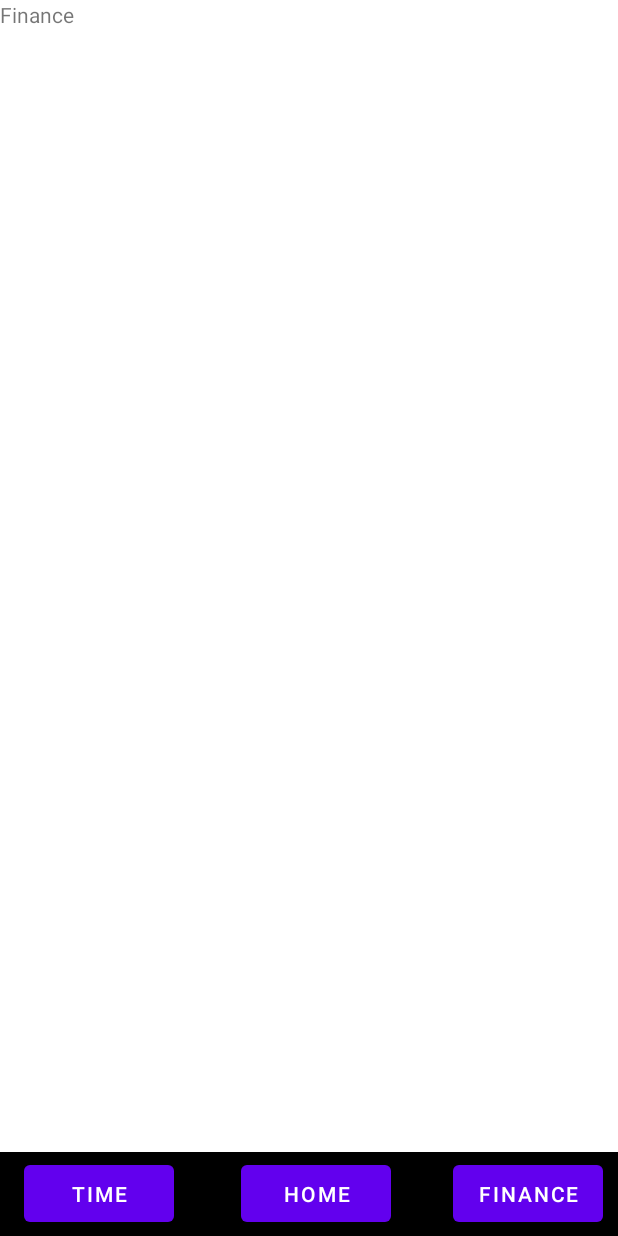
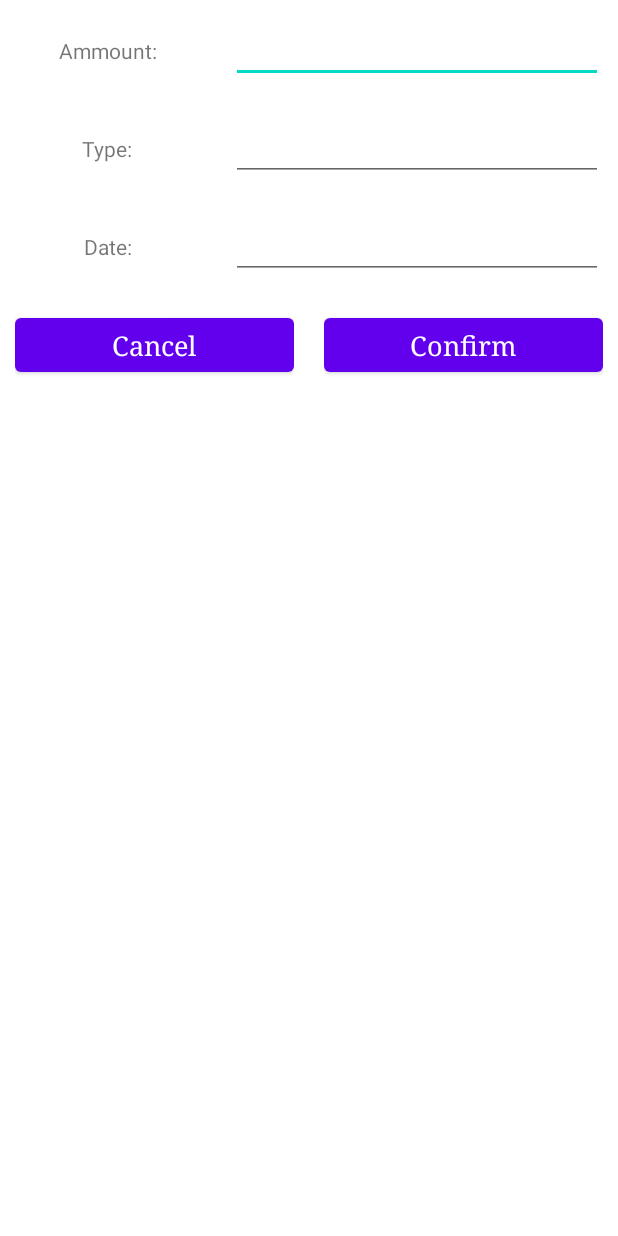
Before and after one commit to IshmamF/time-is-money, an Android app: the TimeActivity screen opened directly, with no data from a screen before it, after a tap on "FINANCE", on a phone screen of 412 x 824 dp. Run offline under Robolectric (Android 15) with nearby library versions, the phone set to English and light mode, and no system bars; 2 statements that could not run were skipped; 3 other taps on this screen came first.

Commit message:
amazing listview

```diff
--- a/moneyTimeApp/app/src/main/AndroidManifest.xml
+++ b/moneyTimeApp/app/src/main/AndroidManifest.xml
@@ -22,6 +22,7 @@
         <activity android:name=".TimeActivity"/>
         <activity android:name=".FinanceActivity"/>
         <activity android:name=".HourActivity"/>
+        <activity android:name=".UserInputActivity"/>
 
     </application>
 
--- a/moneyTimeApp/app/src/main/java/com/example/moneytimeapp/FinanceActivity.java
+++ b/moneyTimeApp/app/src/main/java/com/example/moneytimeapp/FinanceActivity.java
@@ -3,21 +3,29 @@ package com.example.moneytimeapp;
 import android.content.Intent;
 import android.os.Bundle;
 import android.view.View;
-
+import android.widget.TextView;
+import android.widget.Button;
 import androidx.annotation.Nullable;
 import androidx.appcompat.app.AppCompatActivity;
 
-import com.example.moneytimeapp.databinding.FinanceActivityLayoutBinding;
+import com.example.moneytimeapp.databinding.MainActivityLayoutBinding;
+import com.google.android.material.navigation.NavigationView;
 
-public class FinanceActivity extends AppCompatActivity {
-    FinanceActivityLayoutBinding binding;
+public class FinanceActivity extends AppCompatActivity implements View.OnClickListener {
+
+    MainActivityLayoutBinding binding;
+    private TextView textView;
+    private Button button;
 
     @Override
     protected void onCreate(@Nullable Bundle savedInstanceState) {
         super.onCreate(savedInstanceState);
-        binding = FinanceActivityLayoutBinding.inflate(getLayoutInflater());
-        setContentView(binding.getRoot());
+        setContentView(R.layout.custom_layout_for_insertdata);
 
+        textView = findViewById(R.id.amt_val);
+        button = findViewById(R.id.btnCancel);
+
+        button.setOnClickListener(this);
         binding.timePage.setOnClickListener(this::switchPage);
         binding.homePage.setOnClickListener(this::switchPage);
     }
@@ -33,4 +41,14 @@ public class FinanceActivity extends AppCompatActivity {
         }
         startActivity(intent);
     }
+
+    @Override
+    public void onClick(View v) {
+        if (v.getId() == R.id.btnConfirm) {
+            textView.setText("Your information is saved.");
+        } else if (v.getId() == R.id.btnCancel) {
+            textView.setText("The draft is canceled");
+        }
+    }
+
 }
--- a/moneyTimeApp/app/src/main/java/com/example/moneytimeapp/HourAdapter.java
+++ b/moneyTimeApp/app/src/main/java/com/example/moneytimeapp/HourAdapter.java
@@ -1,20 +1,30 @@
 package com.example.moneytimeapp;
 
+import android.app.Activity;
 import android.content.Context;
+import android.content.Intent;
 import android.view.LayoutInflater;
 import android.view.View;
 import android.view.ViewGroup;
 import android.widget.ArrayAdapter;
+import android.widget.Button;
 import android.widget.TextView;
 import androidx.annotation.NonNull;
+
+import java.util.ArrayList;
 import java.util.List;
 import com.example.moneytimeapp.model.HourInfo;
 
 public class HourAdapter extends ArrayAdapter<HourInfo> {
+    private final ArrayList<HourInfo> hourInfos;
 
-    // Corrected constructor
     public HourAdapter(Context context, List<HourInfo> hourInfos) {
         super(context, 0, hourInfos);
+        this.hourInfos = new ArrayList<>(hourInfos); // Copy the list
+    }
+
+    public ArrayList<HourInfo> getItems() {
+        return hourInfos; // Assuming you have a private field List<HourInfo> hourInfos;
     }
 
     @NonNull
@@ -27,13 +37,18 @@ public class HourAdapter extends ArrayAdapter<HourInfo> {
         }
 
         TextView hourTextView = convertView.findViewById(R.id.hour);
-        TextView eventDescription = convertView.findViewById(R.id.eventDescription);
+        Button eventButton = convertView.findViewById(R.id.eventDescription);
         TextView meaningfulTime = convertView.findViewById(R.id.meaningfulTime);
 
-        // Assuming hourInfo is not null and has the required getters
         hourTextView.setText(hourInfo.getTime().toString());
-        eventDescription.setText(hourInfo.getEvent());
+        eventButton.setText(hourInfo.getEvent());
         meaningfulTime.setText(String.valueOf(hourInfo.getMeaninngful()));
+
+        eventButton.setOnClickListener(v -> {
+            Intent intent = new Intent(getContext(), UserInputActivity.class);
+            intent.putExtra("SELECTED_HOUR", position);
+            ((Activity) getContext()).startActivityForResult(intent, 1); // Use a constant for the request code
+        });
 
         return convertView;
     }
--- a/moneyTimeApp/app/src/main/java/com/example/moneytimeapp/TimeActivity.java
+++ b/moneyTimeApp/app/src/main/java/com/example/moneytimeapp/TimeActivity.java
@@ -4,10 +4,12 @@ import android.content.Intent;
 import android.os.Build;
 import android.os.Bundle;
 import android.view.View;
+import android.widget.ArrayAdapter;
 
 import androidx.annotation.Nullable;
 import androidx.appcompat.app.AppCompatActivity;
 
+import com.example.moneytimeapp.databinding.HourActivityLayoutBinding;
 import com.example.moneytimeapp.databinding.TimeActivityLayoutBinding;
 import com.example.moneytimeapp.model.HourInfo;
 
@@ -22,6 +24,7 @@ import java.util.Locale;
 
 public class TimeActivity extends AppCompatActivity {
     TimeActivityLayoutBinding binding;
+    HourActivityLayoutBinding hourBinding;
 
     private Calendar c = Calendar.getInstance();
 
@@ -35,33 +38,43 @@ public class TimeActivity extends AppCompatActivity {
         binding.backword.setOnClickListener(this::updateDateAndDay);
         binding.homePage.setOnClickListener(this::switchPage);
         binding.financePage.setOnClickListener(this::switchPage);
-        binding.addEvent.setOnClickListener(this::eventPage);
-
-        binding.hourView.setOnItemClickListener((parent, view, position, id) -> {
-            HourInfo selectedHour = (HourInfo) parent.getItemAtPosition(position);
-            // Start HourActivity with the selected hour's details
-            Intent intent = new Intent(TimeActivity.this, HourActivity.class);
-            // Optionally, pass the selected hour info to HourActivity
-            startActivity(intent);
-        });
-
 
         setupHourListView();
         DateAndDay();
 
     }
-
-    private void eventPage(View view) {
-        Intent intent = new Intent(this, HourActivity.class);
-        startActivity(intent);
+    // Inside TimeActivity.java
+    private void setupHourListView() {
+        List<HourInfo> hourInfos = createHourInfoList();
+        HourAdapter adapter = new HourAdapter(this, hourInfos);
+        binding.hourView.setAdapter(adapter);
 
     }
 
-    private void setupHourListView() {
-        List<HourInfo> hourInfos = createHourInfoList(); // Create a list of HourInfo
-        HourAdapter adapter = new HourAdapter(this, hourInfos);
-        binding.hourView.setAdapter(adapter);
+    @Override
+    protected void onActivityResult(int requestCode, int resultCode, Intent data) {
+        super.onActivityResult(requestCode, resultCode, data);
+        if (requestCode == 1 && resultCode == RESULT_OK) {
+            String eventName = data.getStringExtra("EVENT_NAME");
+            int meaningfulTime = data.getIntExtra("MEANINGFUL_TIME", 0);
+            int hourPosition = data.getIntExtra("HOUR_POSITION", -1);
+
+            if (hourPosition != -1) {
+                HourInfo updatedHourInfo = new HourInfo(LocalTime.of(hourPosition, 0), eventName, meaningfulTime);
+                updateHourInfo(hourPosition, updatedHourInfo);
+            }
+        }
     }
+
+    private void updateHourInfo(int position, HourInfo updatedHourInfo) {
+        List<HourInfo> hourInfos = ((HourAdapter) binding.hourView.getAdapter()).getItems();
+        hourInfos.set(position, updatedHourInfo);
+        ((ArrayAdapter) binding.hourView.getAdapter()).notifyDataSetChanged();
+    }
+
+
+
+
 
     private List<HourInfo> createHourInfoList() {
         List<HourInfo> list = new ArrayList<>();
--- /dev/null
+++ b/moneyTimeApp/app/src/main/res/layout/custom_layout_for_insertdata.xml
@@ -0,0 +1,206 @@
+<?xml version="1.0" encoding="utf-8"?>
+<LinearLayout
+    xmlns:android="http://schemas.android.com/apk/res/android"
+    xmlns:tools="http://schemas.android.com/tools"
+    android:layout_width="match_parent"
+    android:orientation="vertical"
+    android:layout_height="match_parent">
+
+    <ScrollView
+        android:layout_width="match_parent"
+        android:layout_height="match_parent">
+
+        <LinearLayout
+            android:layout_width="match_parent"
+            android:orientation="vertical"
+            android:layout_height="match_parent">
+
+            <LinearLayout
+                android:layout_width="match_parent"
+                android:orientation="horizontal"
+                android:layout_height="wrap_content">
+
+                <RelativeLayout
+                    android:layout_width="0dp"
+                    android:layout_weight="1"
+                    android:layout_margin="10dp"
+                    android:gravity="center"
+                    android:layout_height="wrap_content">
+
+                    <TextView
+                        android:id="@+id/amt_val"
+                        android:layout_width="wrap_content"
+                        android:layout_height="wrap_content"
+                        android:text="Ammount:"
+
+                        />
+
+
+
+                </RelativeLayout>
+
+
+                <RelativeLayout
+                    android:layout_width="0dp"
+                    android:layout_weight="2"
+                    android:layout_margin="10dp"
+                    android:layout_height="wrap_content">
+
+                    <EditText
+                        android:layout_width="match_parent"
+                        android:layout_height="wrap_content"
+                        android:id ="@+id/ammount_edt"
+
+
+                        />
+
+
+
+                </RelativeLayout>
+
+
+            </LinearLayout>
+
+            <LinearLayout
+                android:layout_width="match_parent"
+                android:orientation="horizontal"
+                android:layout_height="wrap_content">
+
+                <RelativeLayout
+                    android:layout_width="0dp"
+                    android:layout_weight="1"
+                    android:layout_margin="10dp"
+                    android:gravity="center"
+                    android:layout_height="wrap_content">
+
+                    <TextView
+                        android:layout_width="wrap_content"
+                        android:layout_height="wrap_content"
+                        android:text="Type:"
+
+                        />
+
+
+
+                </RelativeLayout>
+
+
+                <RelativeLayout
+                    android:layout_width="0dp"
+                    android:layout_weight="2"
+                    android:layout_margin="10dp"
+                    android:layout_height="wrap_content">
+
+                    <EditText
+                        android:layout_width="match_parent"
+                        android:layout_height="wrap_content"
+                        android:id ="@+id/type_edt"
+
+
+                        android:autofillHints="" />
+
+
+
+                </RelativeLayout>
+
+
+            </LinearLayout>
+
+            <LinearLayout
+                android:layout_width="match_parent"
+                android:orientation="horizontal"
+                android:layout_height="wrap_content">
+
+                <RelativeLayout
+                    android:layout_width="0dp"
+                    android:layout_weight="1"
+                    android:layout_margin="10dp"
+                    android:gravity="center"
+                    android:layout_height="wrap_content">
+
+                    <TextView
+                        android:layout_width="wrap_content"
+                        android:layout_height="wrap_content"
+                        android:text="Date:"
+
+                        />
+
+
+
+                </RelativeLayout>
+
+
+                <RelativeLayout
+                    android:layout_width="0dp"
+                    android:layout_weight="2"
+                    android:layout_margin="10dp"
+                    android:layout_height="wrap_content">
+
+                    <EditText
+                        android:layout_width="match_parent"
+                        android:layout_height="wrap_content"
+                        android:id ="@+id/date_edt"
+
+
+                        android:autofillHints=""
+                        tools:ignore="LabelFor" />
+
+
+
+                </RelativeLayout>
+
+
+            </LinearLayout>
+
+            <LinearLayout
+                android:layout_width="match_parent"
+                android:orientation="horizontal"
+                android:layout_height="wrap_content">
+
+                <RelativeLayout
+                    android:layout_width="0dp"
+                    android:layout_weight="2"
+                    android:layout_margin="10dp"
+                    android:gravity="center"
+                    android:layout_height="wrap_content">
+
+                    <Button
+                        android:layout_width="match_parent"
+                        android:text = "Cancel"
+                        android:id="@+id/btnCancel"
+                        android:fontFamily="serif"
+                        android:textAppearance="?android:textAppearanceMedium"
+                        android:layout_height="match_parent" />
+
+
+
+                </RelativeLayout>
+
+                <RelativeLayout
+                    android:layout_width="0dp"
+                    android:layout_weight="2"
+                    android:layout_margin="10dp"
+                    android:gravity="center"
+                    android:layout_height="wrap_content">
+
+                    <Button
+                        android:layout_width="match_parent"
+                        android:text = "Confirm"
+                        android:id="@+id/btnConfirm"
+                        android:fontFamily="serif"
+                        android:textAppearance="?android:textAppearanceMedium"
+                        android:layout_height="match_parent" />
+
+
+
+                </RelativeLayout>
+
+
+
+            </LinearLayout>
+
+        </LinearLayout>
+
+    </ScrollView>
+
+</LinearLayout>
--- a/moneyTimeApp/app/src/main/res/layout/hour_activity_layout.xml
+++ b/moneyTimeApp/app/src/main/res/layout/hour_activity_layout.xml
@@ -22,11 +22,9 @@
         android:layout_height="match_parent"
         android:layout_weight="2"
         android:orientation="horizontal"
-        android:clickable="true"
-        android:focusable="true"
         android:background="?android:attr/selectableItemBackground">
 
-        <TextView
+        <Button
             android:id="@+id/eventDescription"
             android:layout_width="152dp"
             android:layout_height="match_parent"
--- a/moneyTimeApp/app/src/main/res/layout/time_activity_layout.xml
+++ b/moneyTimeApp/app/src/main/res/layout/time_activity_layout.xml
@@ -77,6 +77,8 @@
         android:id="@+id/hourView"
         android:layout_width="match_parent"
         android:layout_height="0dp"
+        android:divider="@color/black"
+        android:dividerHeight="2dp"
         android:layout_weight="1">
 
     </ListView>
--- a/moneyTimeApp/app/src/main/res/values/strings.xml
+++ b/moneyTimeApp/app/src/main/res/values/strings.xml
@@ -2,4 +2,5 @@
     <string name="app_name">moneyTimeApp</string>
     <string name="backword"><![CDATA[<-]]></string>
     <string name="forward"><![CDATA[->]]></string>
+    <string name="hello_blank_fragment">Hello blank fragment</string>
 </resources>
```
Also changed, not shown: moneyTimeApp/app/src/main/java/com/example/moneytimeapp/DashboardFragment.java (added, +64 -0 lines), moneyTimeApp/app/src/main/java/com/example/moneytimeapp/UserInputActivity.java (added, +46 -0 lines), moneyTimeApp/app/src/main/res/layout/fragment_dashboard.xml (added, +14 -0 lines), moneyTimeApp/app/src/main/res/layout/user_input_layout.xml (added, +37 -0 lines).
